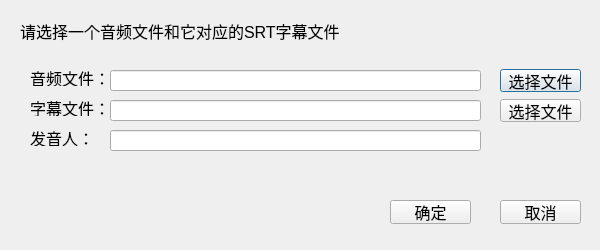
Old version of the form ui/uifiles/select_file_long_wav.ui in the repository kslz/sound_dataset_tools2.
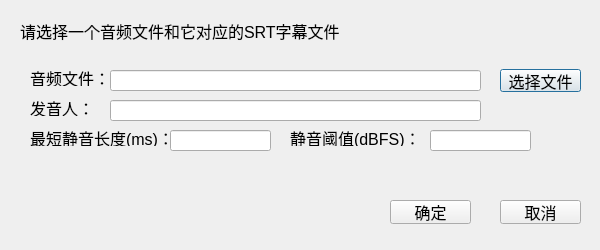
New version of the form.

The edit to the form file:
```diff
--- a/ui/uifiles/select_file_long_wav.ui
+++ b/ui/uifiles/select_file_long_wav.ui
@@ -69,32 +69,6 @@
     <string>音频文件：</string>
    </property>
   </widget>
-  <widget class="QLineEdit" name="lineEdit_srt">
-   <property name="geometry">
-    <rect>
-     <x>110</x>
-     <y>100</y>
-     <width>371</width>
-     <height>21</height>
-    </rect>
-   </property>
-   <property name="text">
-    <string/>
-   </property>
-  </widget>
-  <widget class="QLabel" name="label_3">
-   <property name="geometry">
-    <rect>
-     <x>30</x>
-     <y>100</y>
-     <width>81</width>
-     <height>16</height>
-    </rect>
-   </property>
-   <property name="text">
-    <string>字幕文件：</string>
-   </property>
-  </widget>
   <widget class="QPushButton" name="pushButton_select_wav">
    <property name="geometry">
     <rect>
@@ -108,19 +82,6 @@
     <string>选择文件</string>
    </property>
   </widget>
-  <widget class="QPushButton" name="pushButton_select_srt">
-   <property name="geometry">
-    <rect>
-     <x>500</x>
-     <y>99</y>
-     <width>81</width>
-     <height>23</height>
-    </rect>
-   </property>
-   <property name="text">
-    <string>选择文件</string>
-   </property>
-  </widget>
   <widget class="QPushButton" name="pushButton_back">
    <property name="geometry">
     <rect>
@@ -172,7 +133,7 @@
    <property name="geometry">
     <rect>
      <x>110</x>
-     <y>130</y>
+     <y>100</y>
      <width>371</width>
      <height>21</height>
     </rect>
@@ -185,7 +146,7 @@
    <property name="geometry">
     <rect>
      <x>30</x>
-     <y>130</y>
+     <y>100</y>
      <width>81</width>
      <height>16</height>
     </rect>
@@ -194,6 +155,58 @@
     <string>发音人：</string>
    </property>
   </widget>
+  <widget class="QLabel" name="label_5">
+   <property name="geometry">
+    <rect>
+     <x>30</x>
+     <y>130</y>
+     <width>141</width>
+     <height>16</height>
+    </rect>
+   </property>
+   <property name="text">
+    <string>最短静音长度(ms)：</string>
+   </property>
+  </widget>
+  <widget class="QLineEdit" name="lineEdit_min_silence_len">
+   <property name="geometry">
+    <rect>
+     <x>170</x>
+     <y>130</y>
+     <width>101</width>
+     <height>21</height>
+    </rect>
+   </property>
+   <property name="text">
+    <string/>
+   </property>
+  </widget>
+  <widget class="QLineEdit" name="lineEdit_non_silence_thresh">
+   <property name="geometry">
+    <rect>
+     <x>430</x>
+     <y>130</y>
+     <width>101</width>
+     <height>21</height>
+    </rect>
+   </property>
+   <property name="text">
+    <string/>
+   </property>
+  </widget>
+  <widget class="QLabel" name="label_6">
+   <property name="geometry">
+    <rect>
+     <x>290</x>
+     <y>130</y>
+     <width>131</width>
+     <height>16</height>
+    </rect>
+   </property>
+   <property name="text">
+    <string>静音阈值(dBFS)：</string>
+   </property>
+  </widget>
  </widget>
  <resources/>
  <connections/>
```
Left out of the diff: 4 changed lines with no effect on the pictures.
